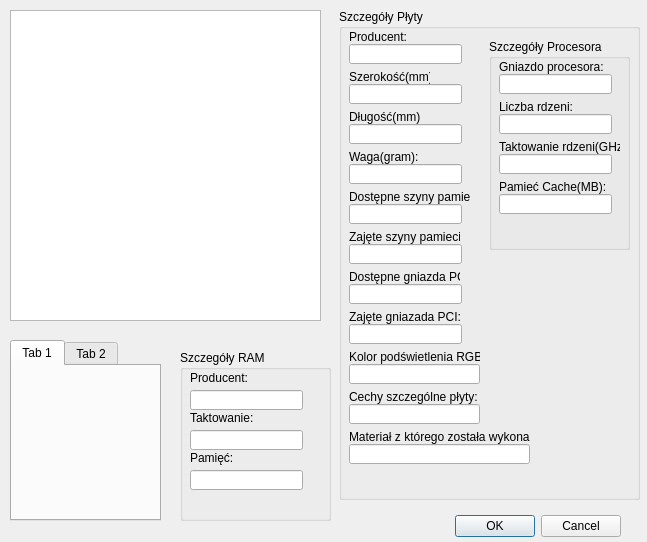
Old version of the form QtPlytaGLowna/QtOknoSzczegolowe.ui in the repository Rolfrider/QtPlytaGLowna.
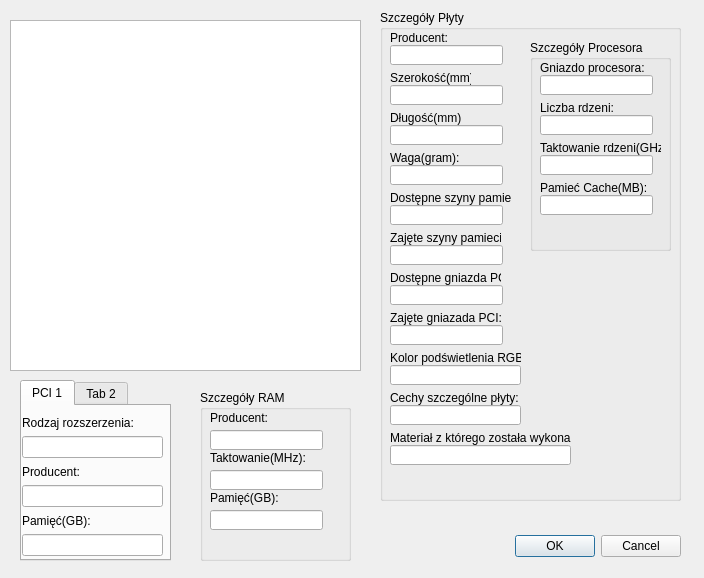
New version of the form.

Diff of the .ui file:
```diff
--- a/QtPlytaGLowna/QtOknoSzczegolowe.ui
+++ b/QtPlytaGLowna/QtOknoSzczegolowe.ui
@@ -6,8 +6,8 @@
    <rect>
     <x>0</x>
     <y>0</y>
-    <width>647</width>
-    <height>542</height>
+    <width>704</width>
+    <height>578</height>
    </rect>
   </property>
   <property name="windowTitle">
@@ -16,8 +16,8 @@
   <widget class="QDialogButtonBox" name="buttonBox">
    <property name="geometry">
     <rect>
-     <x>280</x>
-     <y>510</y>
+     <x>340</x>
+     <y>530</y>
      <width>341</width>
      <height>32</height>
     </rect>
@@ -33,17 +33,17 @@
    <property name="geometry">
     <rect>
      <x>10</x>
-     <y>10</y>
-     <width>311</width>
-     <height>311</height>
+     <y>20</y>
+     <width>351</width>
+     <height>351</height>
     </rect>
    </property>
   </widget>
   <widget class="QGroupBox" name="PlytaBox">
    <property name="geometry">
     <rect>
-     <x>339</x>
-     <y>9</y>
+     <x>380</x>
+     <y>10</y>
      <width>301</width>
      <height>491</height>
     </rect>
@@ -60,6 +60,9 @@
       <height>20</height>
      </rect>
     </property>
+    <property name="readOnly">
+     <bool>true</bool>
+    </property>
    </widget>
    <widget class="QLineEdit" name="szerEdit">
     <property name="geometry">
@@ -70,6 +73,9 @@
       <height>20</height>
      </rect>
     </property>
+    <property name="readOnly">
+     <bool>true</bool>
+    </property>
    </widget>
    <widget class="QLineEdit" name="dlEdit">
     <property name="geometry">
@@ -80,6 +86,9 @@
       <height>20</height>
      </rect>
     </property>
+    <property name="readOnly">
+     <bool>true</bool>
+    </property>
    </widget>
    <widget class="QLineEdit" name="wagaEdit">
     <property name="geometry">
@@ -90,6 +99,9 @@
       <height>20</height>
      </rect>
     </property>
+    <property name="readOnly">
+     <bool>true</bool>
+    </property>
    </widget>
    <widget class="QLineEdit" name="dostSzynEdit">
     <property name="geometry">
@@ -100,6 +112,9 @@
       <height>20</height>
      </rect>
     </property>
+    <property name="readOnly">
+     <bool>true</bool>
+    </property>
    </widget>
    <widget class="QLineEdit" name="ZajSzynEdit">
     <property name="geometry">
@@ -110,6 +125,9 @@
       <height>20</height>
      </rect>
     </property>
+    <property name="readOnly">
+     <bool>true</bool>
+    </property>
    </widget>
    <widget class="QLineEdit" name="dostPCIEdit">
     <property name="geometry">
@@ -120,6 +138,9 @@
       <height>20</height>
      </rect>
     </property>
+    <property name="readOnly">
+     <bool>true</bool>
+    </property>
    </widget>
    <widget class="QLineEdit" name="zajPCIEdit">
     <property name="geometry">
@@ -130,6 +151,9 @@
       <height>20</height>
      </rect>
     </property>
+    <property name="readOnly">
+     <bool>true</bool>
+    </property>
    </widget>
    <widget class="QLineEdit" name="rgbEdit">
     <property name="geometry">
@@ -140,6 +164,9 @@
       <height>20</height>
      </rect>
     </property>
+    <property name="readOnly">
+     <bool>true</bool>
+    </property>
    </widget>
    <widget class="QLineEdit" name="cechEdit">
     <property name="geometry">
@@ -150,6 +177,9 @@
       <height>20</height>
      </rect>
     </property>
+    <property name="readOnly">
+     <bool>true</bool>
+    </property>
    </widget>
    <widget class="QLineEdit" name="materialEdit">
     <property name="geometry">
@@ -160,6 +190,9 @@
       <height>20</height>
      </rect>
     </property>
+    <property name="readOnly">
+     <bool>true</bool>
+    </property>
    </widget>
    <widget class="QLabel" name="labelProducent">
     <property name="geometry">
@@ -325,6 +358,9 @@
        <height>20</height>
       </rect>
      </property>
+     <property name="readOnly">
+      <bool>true</bool>
+     </property>
     </widget>
     <widget class="QLineEdit" name="lineEditRdzenie">
      <property name="geometry">
@@ -335,6 +371,9 @@
        <height>20</height>
       </rect>
      </property>
+     <property name="readOnly">
+      <bool>true</bool>
+     </property>
     </widget>
     <widget class="QLineEdit" name="lineEditTak">
      <property name="geometry">
@@ -345,6 +384,9 @@
        <height>20</height>
       </rect>
      </property>
+     <property name="readOnly">
+      <bool>true</bool>
+     </property>
     </widget>
     <widget class="QLineEdit" name="lineEditCache">
      <property name="geometry">
@@ -355,6 +397,9 @@
        <height>20</height>
       </rect>
      </property>
+     <property name="readOnly">
+      <bool>true</bool>
+     </property>
     </widget>
     <widget class="QLabel" name="labelGniazdo">
      <property name="geometry">
@@ -413,19 +458,94 @@
   <widget class="QTabWidget" name="tabWidgetPCI">
    <property name="geometry">
     <rect>
-     <x>10</x>
-     <y>340</y>
+     <x>20</x>
+     <y>380</y>
      <width>151</width>
      <height>181</height>
     </rect>
    </property>
+   <property name="sizePolicy">
+    <sizepolicy hsizetype="Expanding" vsizetype="Expanding">
+     <horstretch>0</horstretch>
+     <verstretch>0</verstretch>
+    </sizepolicy>
+   </property>
+   <property name="tabShape">
+    <enum>QTabWidget::Rounded</enum>
+   </property>
    <property name="currentIndex">
     <number>0</number>
    </property>
+   <property name="iconSize">
+    <size>
+     <width>12</width>
+     <height>16</height>
+    </size>
+   </property>
+   <property name="tabsClosable">
+    <bool>false</bool>
+   </property>
+   <property name="tabBarAutoHide">
+    <bool>false</bool>
+   </property>
    <widget class="QWidget" name="tab">
     <attribute name="title">
-     <string>Tab 1</string>
+     <string>PCI 1</string>
     </attribute>
+    <widget class="QWidget" name="verticalLayoutWidget">
+     <property name="geometry">
+      <rect>
+       <x>0</x>
+       <y>9</y>
+       <width>141</width>
+       <height>141</height>
+      </rect>
+     </property>
+     <layout class="QVBoxLayout" name="verticalLayout">
+      <item>
+       <widget class="QLabel" name="labelRodz">
+        <property name="text">
+         <string>Rodzaj rozszerzenia:</string>
+        </property>
+       </widget>
+      </item>
+      <item>
+       <widget class="QLineEdit" name="lineEditRodz">
+        <property name="readOnly">
+         <bool>true</bool>
+        </property>
+       </widget>
+      </item>
+      <item>
+       <widget class="QLabel" name="labelProdu">
+        <property name="text">
+         <string>Producent:</string>
+        </property>
+       </widget>
+      </item>
+      <item>
+       <widget class="QLineEdit" name="lineEditProdu">
+        <property name="readOnly">
+         <bool>true</bool>
+        </property>
+       </widget>
+      </item>
+      <item>
+       <widget class="QLabel" name="labelPami">
+        <property name="text">
+         <string>Pamięć(GB):</string>
+        </property>
+       </widget>
+      </item>
+      <item>
+       <widget class="QLineEdit" name="lineEditPami">
+        <property name="readOnly">
+         <bool>true</bool>
+        </property>
+       </widget>
+      </item>
+     </layout>
+    </widget>
    </widget>
    <widget class="QWidget" name="tab_2">
     <attribute name="title">
@@ -436,8 +556,8 @@
   <widget class="QGroupBox" name="groupBoxRAM">
    <property name="geometry">
     <rect>
-     <x>180</x>
-     <y>350</y>
+     <x>200</x>
+     <y>390</y>
      <width>151</width>
      <height>171</height>
     </rect>
@@ -454,6 +574,9 @@
       <height>20</height>
      </rect>
     </property>
+    <property name="readOnly">
+     <bool>true</bool>
+    </property>
    </widget>
    <widget class="QLineEdit" name="lineEditTakt">
     <property name="geometry">
@@ -464,6 +587,9 @@
       <height>20</height>
      </rect>
     </property>
+    <property name="readOnly">
+     <bool>true</bool>
+    </property>
    </widget>
    <widget class="QLineEdit" name="lineEditPam">
     <property name="geometry">
@@ -474,6 +600,9 @@
       <height>20</height>
      </rect>
     </property>
+    <property name="readOnly">
+     <bool>true</bool>
+    </property>
    </widget>
    <widget class="QLabel" name="labelProd">
     <property name="geometry">
@@ -498,7 +627,7 @@
      </rect>
     </property>
     <property name="text">
-     <string>Taktowanie:</string>
+     <string>Taktowanie(MHz):</string>
     </property>
    </widget>
    <widget class="QLabel" name="labelPam">
@@ -511,7 +640,7 @@
      </rect>
     </property>
     <property name="text">
-     <string>Pamięć:</string>
+     <string>Pamięć(GB):</string>
     </property>
    </widget>
   </widget>
```
Left out of the diff: 25 changed lines with no effect on the pictures.
